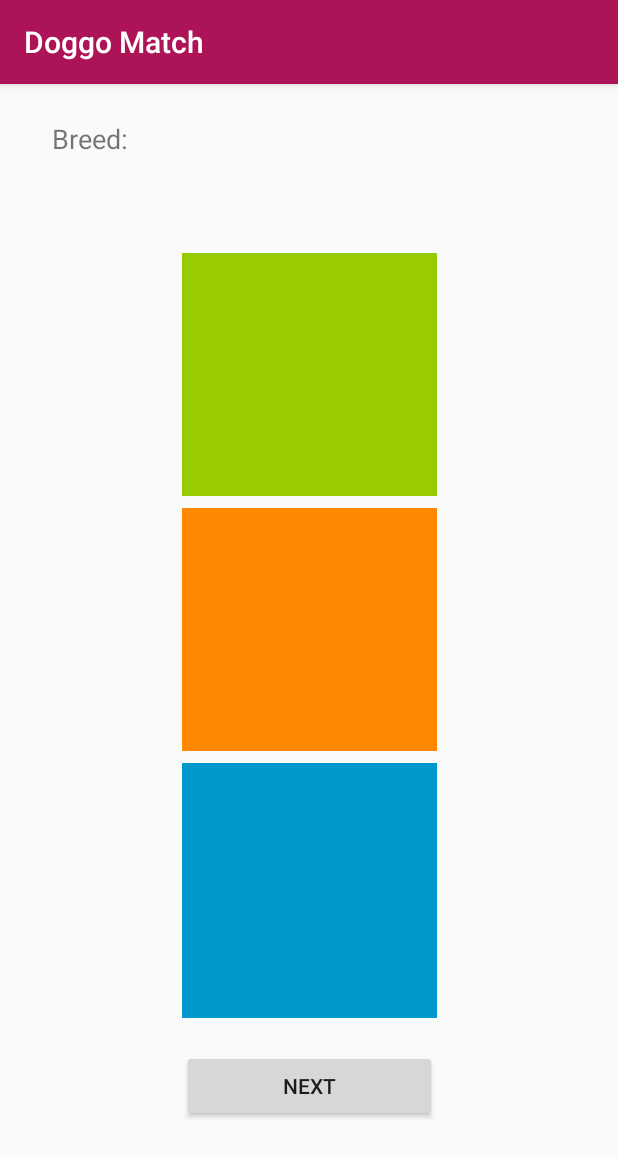
After one commit to DinDev3/Doggo-Match, an Android app: the IdentifyDogActivity screen opened directly, with no data from a screen before it, on a phone screen of 412 x 824 dp. The commit adds this screen. Shown: the top 1157 px of the screen. Run offline under Robolectric (Android 15) with nearby library versions, the phone set to English and light mode, and no system bars.

Commit message:
Identify Dog Activity UI done

```diff
--- a/CW1/DoggoMatch/app/src/main/AndroidManifest.xml
+++ b/CW1/DoggoMatch/app/src/main/AndroidManifest.xml
@@ -9,7 +9,9 @@
         android:roundIcon="@mipmap/ic_launcher_round"
         android:supportsRtl="true"
         android:theme="@style/AppTheme">
-        <activity android:name=".IdentifyBreedActivity"></activity>
+        <activity android:name=".SearchBreedActivity"></activity>
+        <activity android:name=".IdentifyDogActivity" />
+        <activity android:name=".IdentifyBreedActivity" />
         <activity android:name=".MainActivity">
             <intent-filter>
                 <action android:name="android.intent.action.MAIN" />
--- /dev/null
+++ b/CW1/DoggoMatch/app/src/main/java/lk/dinuka/doggomatch/IdentifyDogActivity.java
@@ -0,0 +1,14 @@
+package lk.dinuka.doggomatch;
+
+import androidx.appcompat.app.AppCompatActivity;
+
+import android.os.Bundle;
+
+public class IdentifyDogActivity extends AppCompatActivity {
+
+    @Override
+    protected void onCreate(Bundle savedInstanceState) {
+        super.onCreate(savedInstanceState);
+        setContentView(R.layout.activity_identify_dog);
+    }
+}
--- /dev/null
+++ b/CW1/DoggoMatch/app/src/main/java/lk/dinuka/doggomatch/SearchBreedActivity.java
@@ -0,0 +1,14 @@
+package lk.dinuka.doggomatch;
+
+import androidx.appcompat.app.AppCompatActivity;
+
+import android.os.Bundle;
+
+public class SearchBreedActivity extends AppCompatActivity {
+
+    @Override
+    protected void onCreate(Bundle savedInstanceState) {
+        super.onCreate(savedInstanceState);
+        setContentView(R.layout.activity_search_breed);
+    }
+}
--- /dev/null
+++ b/CW1/DoggoMatch/app/src/main/res/layout/activity_identify_dog.xml
@@ -0,0 +1,88 @@
+<?xml version="1.0" encoding="utf-8"?>
+<androidx.constraintlayout.widget.ConstraintLayout xmlns:android="http://schemas.android.com/apk/res/android"
+    xmlns:app="http://schemas.android.com/apk/res-auto"
+    xmlns:tools="http://schemas.android.com/tools"
+    android:layout_width="match_parent"
+    android:layout_height="match_parent"
+    tools:context=".IdentifyDogActivity">
+
+    <TextView
+        android:id="@+id/breed_label"
+        android:layout_width="wrap_content"
+        android:layout_height="wrap_content"
+        android:layout_marginTop="24dp"
+        android:layout_marginEnd="8dp"
+        android:layout_marginRight="8dp"
+        android:text="@string/breed_text"
+        android:textSize="18sp"
+        app:layout_constraintEnd_toStartOf="@+id/breed_name_label"
+        app:layout_constraintHorizontal_bias="0.5"
+        app:layout_constraintStart_toStartOf="parent"
+        app:layout_constraintTop_toTopOf="parent" />
+
+    <TextView
+        android:id="@+id/breed_name_label"
+        android:layout_width="250dp"
+        android:layout_height="wrap_content"
+        android:textSize="20sp"
+        app:layout_constraintBaseline_toBaselineOf="@+id/breed_label"
+        app:layout_constraintEnd_toEndOf="parent"
+        app:layout_constraintHorizontal_bias="0.5"
+        app:layout_constraintStart_toEndOf="@+id/breed_label" />
+
+    <LinearLayout
+        android:id="@+id/linearLayout"
+        android:layout_width="170dp"
+        android:layout_height="515dp"
+        android:layout_marginTop="12dp"
+        android:orientation="vertical"
+        app:layout_constraintEnd_toEndOf="parent"
+        app:layout_constraintHorizontal_bias="0.5"
+        app:layout_constraintStart_toStartOf="parent"
+        app:layout_constraintTop_toBottomOf="@+id/result_text">
+
+        <ImageView
+            android:id="@+id/imageView"
+            android:layout_width="170dp"
+            android:layout_height="170dp"
+            android:contentDescription="Image of first dog"
+            android:paddingBottom="8dp"
+            app:srcCompat="@android:color/holo_green_light" />
+
+        <ImageView
+            android:id="@+id/imageView2"
+            android:layout_width="170dp"
+            android:layout_height="170dp"
+            android:contentDescription="Image of second dog"
+            android:paddingBottom="8dp"
+            app:srcCompat="@android:color/holo_orange_dark" />
+
+        <ImageView
+            android:id="@+id/imageView3"
+            android:layout_width="170dp"
+            android:layout_height="170dp"
+            android:contentDescription="Image of third dog"
+            app:srcCompat="@android:color/holo_blue_dark" />
+    </LinearLayout>
+
+    <Button
+        android:id="@+id/next_button"
+        android:layout_width="170dp"
+        android:layout_height="wrap_content"
+        android:layout_marginTop="16dp"
+        android:text="@string/next_button_label"
+        app:layout_constraintEnd_toEndOf="parent"
+        app:layout_constraintHorizontal_bias="0.502"
+        app:layout_constraintStart_toStartOf="parent"
+        app:layout_constraintTop_toBottomOf="@+id/linearLayout" />
+
+    <TextView
+        android:id="@+id/result_text"
+        android:layout_width="200dp"
+        android:layout_height="35dp"
+        android:layout_marginTop="16dp"
+        app:layout_constraintEnd_toEndOf="parent"
+        app:layout_constraintHorizontal_bias="0.497"
+        app:layout_constraintStart_toStartOf="parent"
+        app:layout_constraintTop_toBottomOf="@+id/breed_name_label" />
+</androidx.constraintlayout.widget.ConstraintLayout>
--- /dev/null
+++ b/CW1/DoggoMatch/app/src/main/res/layout/activity_search_breed.xml
@@ -0,0 +1,9 @@
+<?xml version="1.0" encoding="utf-8"?>
+<androidx.constraintlayout.widget.ConstraintLayout xmlns:android="http://schemas.android.com/apk/res/android"
+    xmlns:app="http://schemas.android.com/apk/res-auto"
+    xmlns:tools="http://schemas.android.com/tools"
+    android:layout_width="match_parent"
+    android:layout_height="match_parent"
+    tools:context=".SearchBreedActivity">
+
+</androidx.constraintlayout.widget.ConstraintLayout>
--- a/CW1/DoggoMatch/app/src/main/res/values/strings.xml
+++ b/CW1/DoggoMatch/app/src/main/res/values/strings.xml
@@ -7,4 +7,6 @@
     <string name="label_toggle_countdown">Toggle Countdown</string>
     <string name="button_label_submit">Submit</string>
     <string name="random_dog_image_description">Displays an image of a random dog</string>
+    <string name="breed_text">Breed:</string>
+    <string name="next_button_label">Next</string>
 </resources>
```
